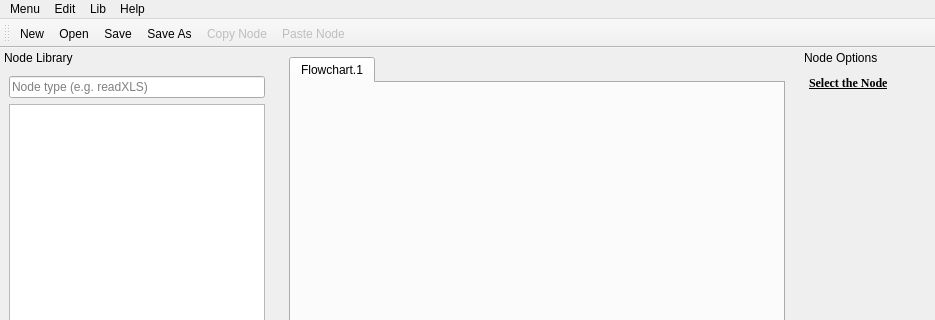
Before: the Qt Designer form resources/mainwindow.ui in cdd1969/pygwa, drawn with Qt 5; both pictures show x 0 to 935 and y 0 to 320 of the 935 by 774 pixel window.
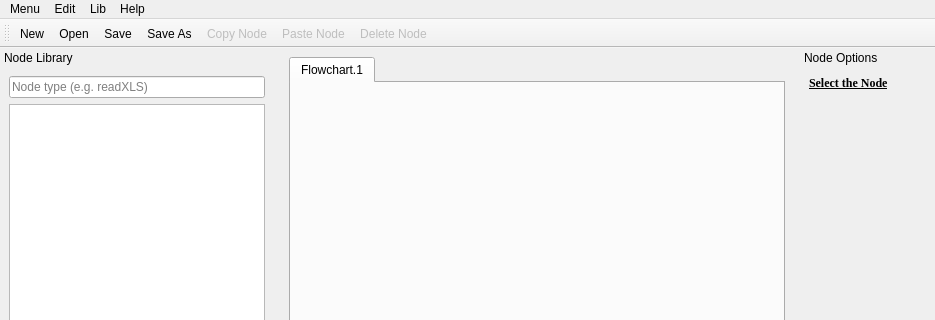
After: the same form once the commit is applied. Icons and pictures are not drawn.

Commit message: added toolbar action `Delete Node`

Patch:
```diff
--- a/resources/mainwindow.ui
+++ b/resources/mainwindow.ui
@@ -123,6 +123,9 @@
   </widget>
   <widget class="QStatusBar" name="statusbar"/>
   <widget class="QToolBar" name="toolBar">
+   <property name="enabled">
+    <bool>true</bool>
+   </property>
    <property name="windowTitle">
     <string>toolBar</string>
    </property>
@@ -141,6 +144,7 @@
    <addaction name="actionSave_As_fc"/>
    <addaction name="actionCopy_Selected_Node"/>
    <addaction name="actionPaste_Node"/>
+   <addaction name="actionDelete_Node"/>
   </widget>
   <widget class="QDockWidget" name="dockWidget">
    <property name="sizePolicy">
@@ -473,6 +477,20 @@
     <string>Ctrl+Alt+V</string>
    </property>
   </action>
+  <action name="actionDelete_Node">
+   <property name="enabled">
+    <bool>false</bool>
+   </property>
+   <property name="icon">
+    <iconset theme="edit-delete"/>
+   </property>
+   <property name="text">
+    <string>Delete Node</string>
+   </property>
+   <property name="toolTip">
+    <string>Delete selected Node or Connection</string>
+   </property>
+  </action>
  </widget>
  <resources/>
  <connections/>
```
Left out of the diff: 1 changed line with no effect on the pictures. The commit also changes 2 other files.
